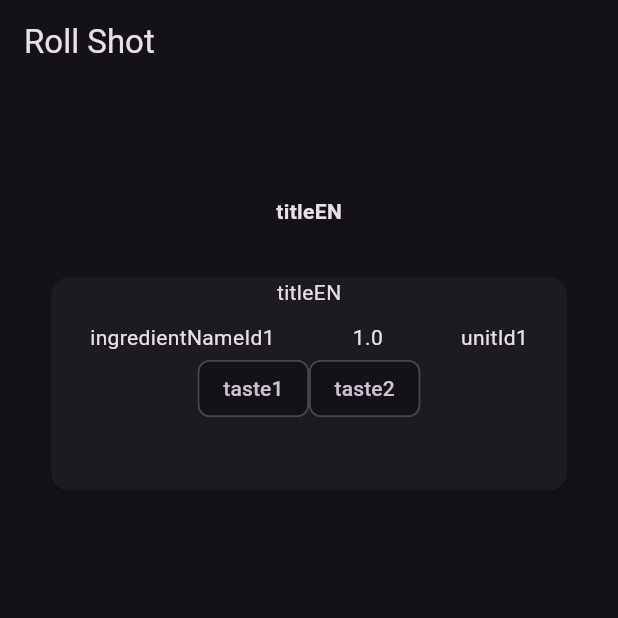
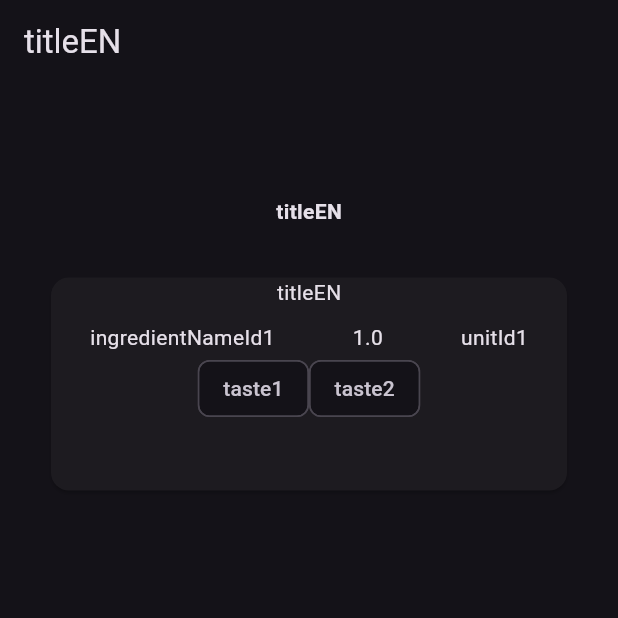
Before and after one commit to fildogan/shot_roulette, a Flutter app: the screen it shows after launch, after a tap on "Roll Shot", on a phone screen of 412 x 824 dp, the top half of it. Run offline on Flutter 3.47's test engine with Material 3 defaults, Android fonts, the phone set to English and light mode, and no system bars; our stand-ins replace bloc, flutter_bloc, freezed_annotation, injectable.

Commit message:
Update appbar title

```diff
--- a/lib/features/roll_shot/roll_shot_page.dart
+++ b/lib/features/roll_shot/roll_shot_page.dart
@@ -13,7 +13,7 @@ class RollShotPage extends StatelessWidget {
         builder: (context, state) {
           return Scaffold(
             appBar: AppBar(
-              title: const Text('Roll Shot'),
+              title: Text(state.chosenRecipe?.titleEN ?? 'Roll Shot'),
             ),
             body: Center(
               child: Column(
```
